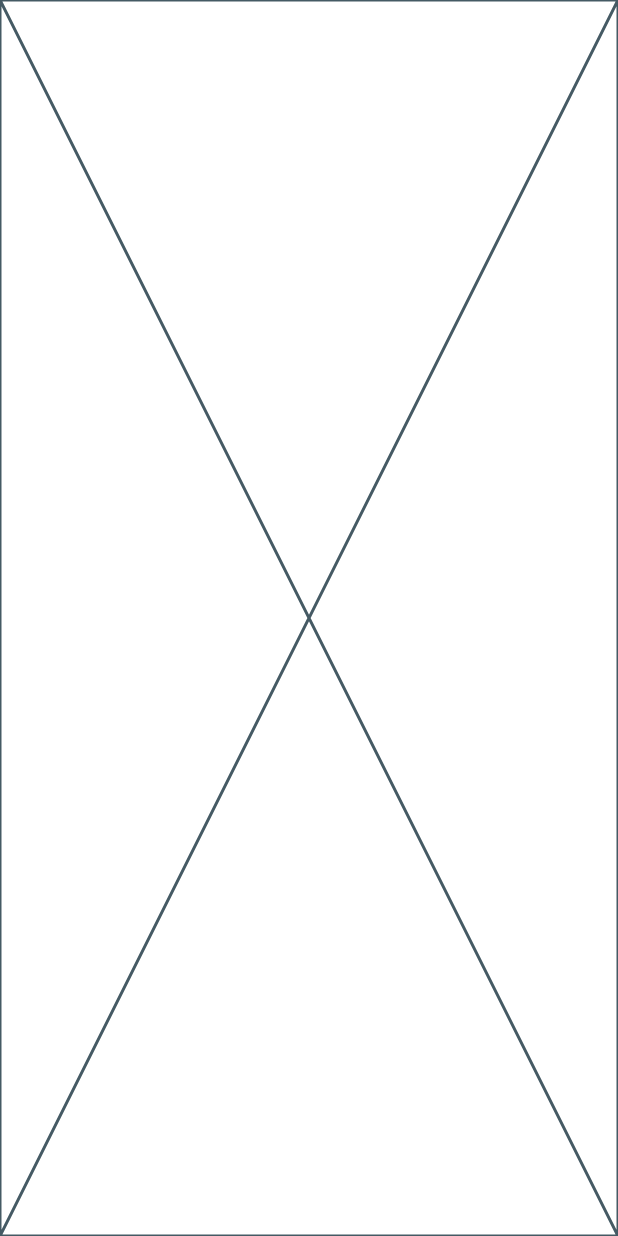
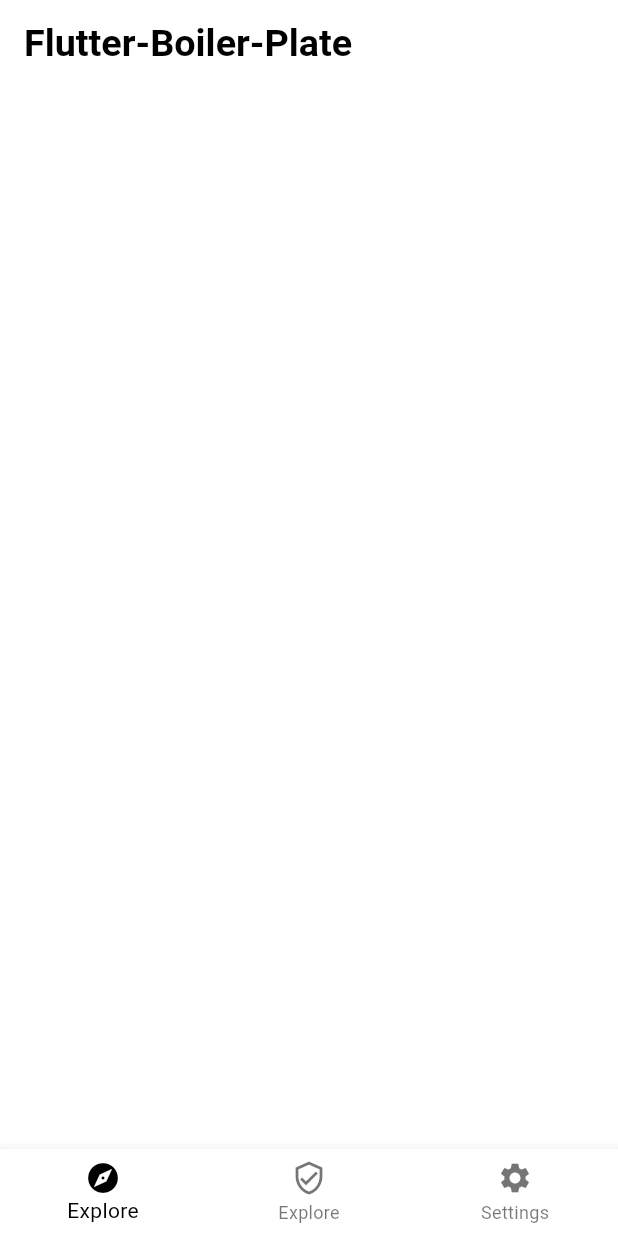
Before and after one commit to NJHarshavardhan/flutter-boiler-plate, a Flutter app: the screen it shows after launch, on a phone screen of 412 x 824 dp. Run offline on Flutter 3.47's test engine with Material 3 defaults, Android fonts, the phone set to English and light mode, and no system bars; our stand-ins replace cached_network_image, dio, easy_localization, flutter_riverpod, flutter_screenutil, google_fonts.

Commit message:
home screen added

```diff
--- a/assets/translations/en.json
+++ b/assets/translations/en.json
@@ -1,3 +1,9 @@
 {
-  "hi": "hi"
+  "hi": "hi",
+  "explore": "Explore",
+  "settings": "Settings",
+  "login": "Login",
+  "yes": "Yes",
+  "no": "No",
+  "are_you_sure_want_to_close_app": "Are you sure want to close app?"
 }
--- a/lib/main.dart
+++ b/lib/main.dart
@@ -32,7 +32,8 @@ void main() async {
       fallbackLocale: const Locale('en'),
       startLocale: Locale(locale),
       useOnlyLangCode: true,
-      child:const MyApp()
+      child: const ProviderScope(overrides: [
+      ], child: MyApp()),
     ),
   );
 }
@@ -67,7 +68,7 @@ class _MyAppState extends ConsumerState<MyApp> {
           localizationsDelegates: context.localizationDelegates,
           supportedLocales: context.supportedLocales,
           locale: context.locale,
-          theme:  AppTheme.dark(),
+          theme:  AppTheme.light(),
           initialRoute: AppRoutes.initialRoute,
           onGenerateRoute: AppRoutes.generateRoute,
         );
--- a/lib/pages/home.dart
+++ b/lib/pages/home.dart
@@ -1,14 +1,115 @@
+import 'dart:io';
+
 import 'package:flutter/material.dart';
-class Home extends StatefulWidget {
+import 'package:flutter_riverpod/flutter_riverpod.dart';
+import '../default_imports.dart';
+import 'home/explore.dart';
+
+class Home extends ConsumerStatefulWidget {
   const Home({super.key});
 
   @override
-  State<Home> createState() => _HomeState();
+  ConsumerState<Home> createState() => _HomeState();
 }
 
-class _HomeState extends State<Home> {
+class _HomeState extends ConsumerState<Home> {
+  late List<Widget> pages;
+  int navIndex = 0;
+  int index = 0;
+
+  @override
+  void initState() {
+    pages = [
+      const Explore(),
+      const Explore(),
+      const Explore(),
+    ];
+    navIndex = index;
+    super.initState();
+  }
+
+  Widget _buildBottomBar() {
+    return BottomNavigationBar(
+      type: BottomNavigationBarType.fixed,
+      selectedItemColor: Theme.of(context).textSelectionTheme.selectionColor,
+      currentIndex: navIndex,
+      onTap: (index) {
+        setState(() {
+          navIndex = index;
+        });
+      },
+      items: <BottomNavigationBarItem>[
+        BottomNavigationBarItem(
+          icon: const Icon(Icons.explore),
+          label: 'explore'.tr(),
+        ),
+        BottomNavigationBarItem(
+          icon: const Icon(Icons.verified_user_outlined),
+          label: 'explore'.tr(),
+        ),
+        BottomNavigationBarItem(
+          icon: const Icon(Icons.settings),
+          label: 'settings'.tr(),
+        ),
+      ],
+    );
+  }
+
+  Future<bool> _onWillPop() async {
+    return (await showDialog(
+          context: context,
+          barrierDismissible: false,
+          builder: (BuildContext context) {
+            return AlertDialog(
+              title: Text(appName,
+                  style: Theme.of(context).textTheme.headlineMedium),
+              content: Text('are_you_sure_want_to_close_app',
+                      style: Theme.of(context).textTheme.bodyLarge)
+                  .tr(),
+              actions: <Widget>[
+                TextButton(
+                  onPressed: () => Navigator.pop(context, false),
+                  child: Text('no'.tr(),
+                      style: Theme.of(context).textTheme.bodyLarge?.copyWith(
+                          color: Theme.of(context).colorScheme.primary)),
+                ),
+                MaterialButton(
+                  onPressed: () => exit(0),
+                  color: Theme.of(context).colorScheme.primary,
+                  child: Text('yes'.tr(),
+                      style: Theme.of(context)
+                          .textTheme
+                          .bodyLarge
+                          ?.copyWith(color: Colors.white)),
+                ),
+              ],
+            );
+          },
+        )) ??
+        false;
+  }
+
   @override
   Widget build(BuildContext context) {
-    return const Placeholder();
+    return PopScope(
+      canPop: false,
+      onPopInvoked: (didPop) async {
+        if (didPop) {
+          return;
+        }
+        bool value = await _onWillPop();
+        if (value) {
+          Navigator.of(context).pop();
+        }
+      },
+      child: Scaffold(
+        body: Stack(
+          children: [
+            pages.elementAt(navIndex),
+          ],
+        ),
+        bottomNavigationBar: _buildBottomBar(),
+      ),
+    );
   }
 }
--- /dev/null
+++ b/lib/pages/home/explore.dart
@@ -0,0 +1,24 @@
+import 'package:flutter/material.dart';
+import '/configs/constants.dart';
+class Explore extends StatefulWidget {
+  const Explore({super.key});
+
+  @override
+  State<Explore> createState() => _ExploreState();
+}
+
+class _ExploreState extends State<Explore> {
+  @override
+  Widget build(BuildContext context) {
+    return Scaffold(
+      appBar: AppBar(
+        title: const Text(appName),
+      ),
+      body: const SafeArea(
+        child: Column(
+          children: [],
+        ),
+      ),
+    );
+  }
+}
```
